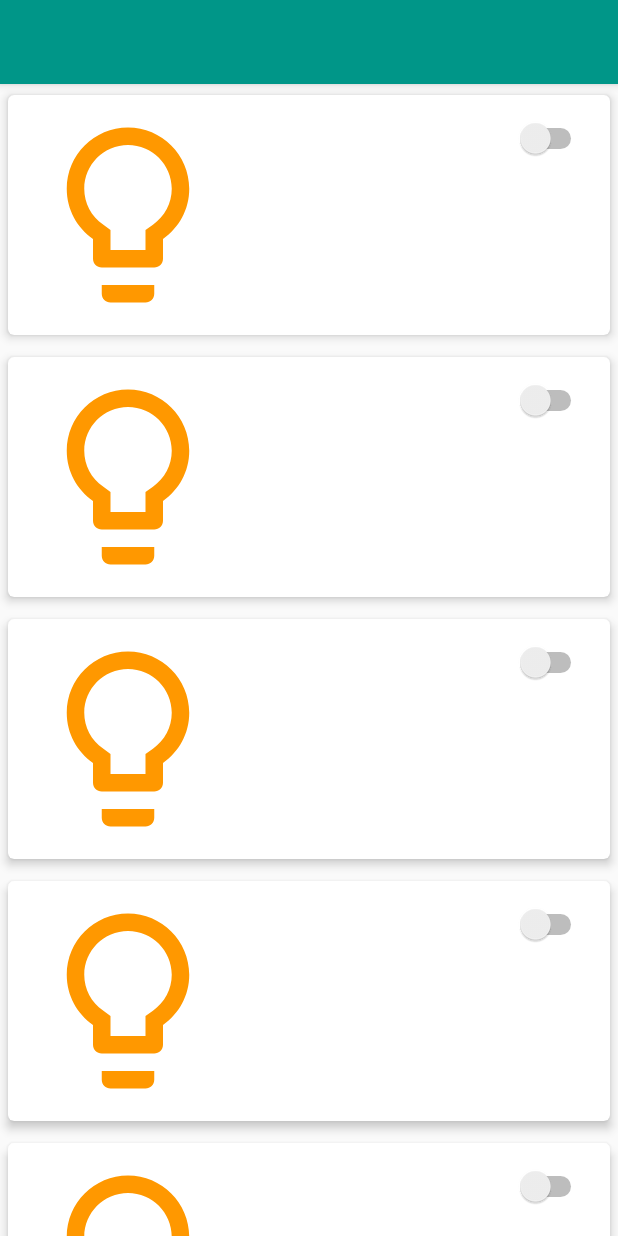
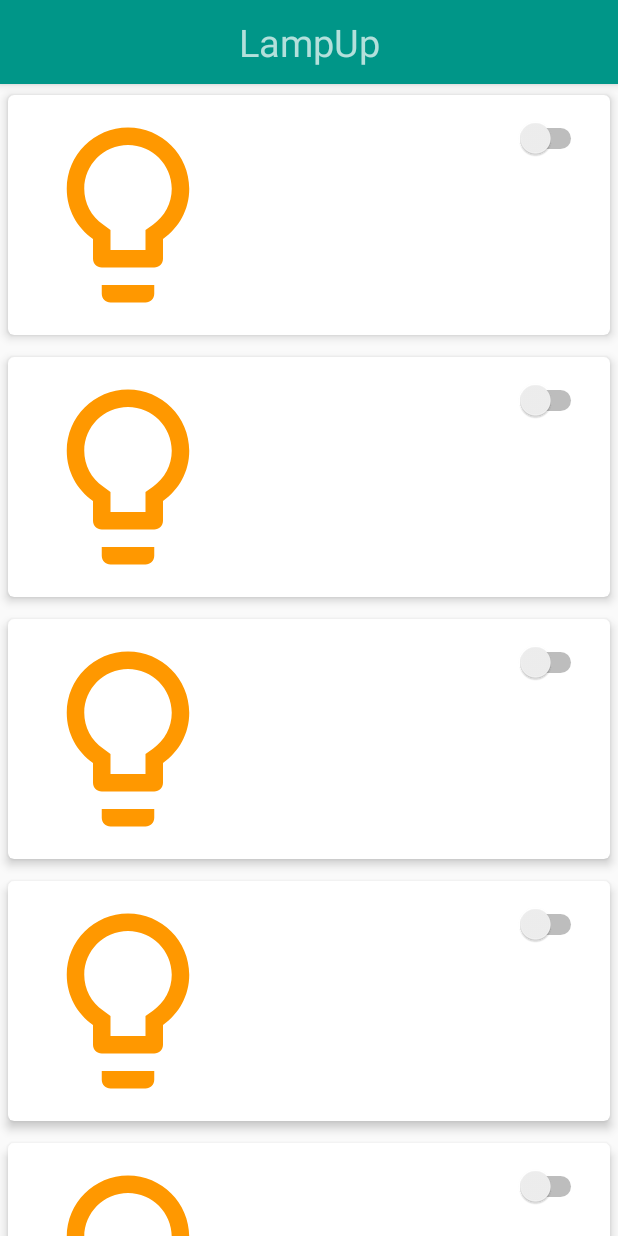
Before and after one commit to bbogge/LampUp_bogge, an Android app: the screen it shows after launch (MainActivity), on a phone screen of 412 x 824 dp. Run offline under Robolectric (Android 15) with nearby library versions, the phone set to English and light mode, and no system bars; network calls fail; 4 statements that could not run were skipped.

Commit message:
App Name Title

```diff
--- a/app/src/main/res/layout/activity_main.xml
+++ b/app/src/main/res/layout/activity_main.xml
@@ -18,6 +18,14 @@
         android:elevation="4dp"
         app:titleTextAppearance="@style/Toolbar.TitleText">
 
+        <TextView
+            android:layout_width="match_parent"
+            android:layout_height="wrap_content"
+            android:text="LampUp"
+            android:textSize="25sp"
+            android:gravity="center"
+            android:layout_marginRight="15dp"/>
+
     </android.support.v7.widget.Toolbar>
 
     <android.support.v7.widget.RecyclerView
```
